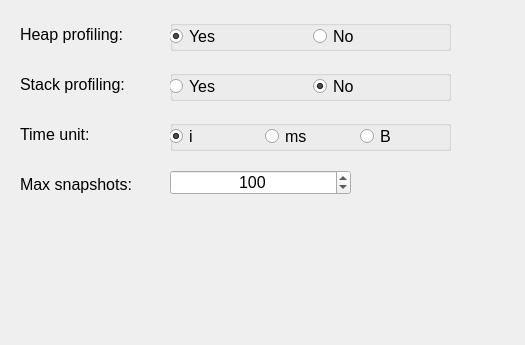
Qt form QTCreator/2024_Research_MassifCheck/massifoptionswindow.ui (MATF-Software-Verification/2024_Research_MassifCheck) before a commit; both pictures show x 0 to 525 and y 0 to 345 of the 525 by 559 pixel window.
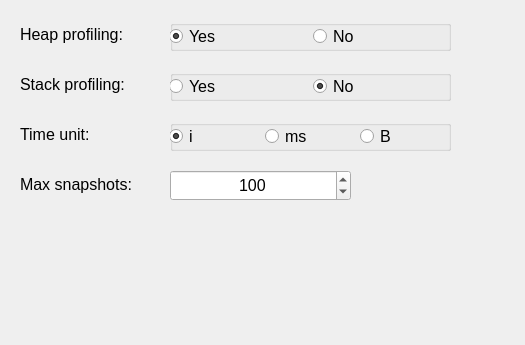
The same form after that commit.

Commit message:
ui: add hover info labels for massif profiling options
- Added lbHeapProfilingHelp, lbMaxSnapshotsHelp, lbStackProfilingHelp, and lbTimeUnitHelp labels
- Show additional info on hover for massif options

Closes #14

```diff
--- a/QTCreator/2024_Research_MassifCheck/massifoptionswindow.ui
+++ b/QTCreator/2024_Research_MassifCheck/massifoptionswindow.ui
@@ -293,7 +293,7 @@
      <x>170</x>
      <y>170</y>
      <width>181</width>
-     <height>25</height>
+     <height>31</height>
     </rect>
    </property>
    <property name="font">
```
Left out of the diff: 84 changed lines with no effect on the pictures. The commit also changes 1 other file.
